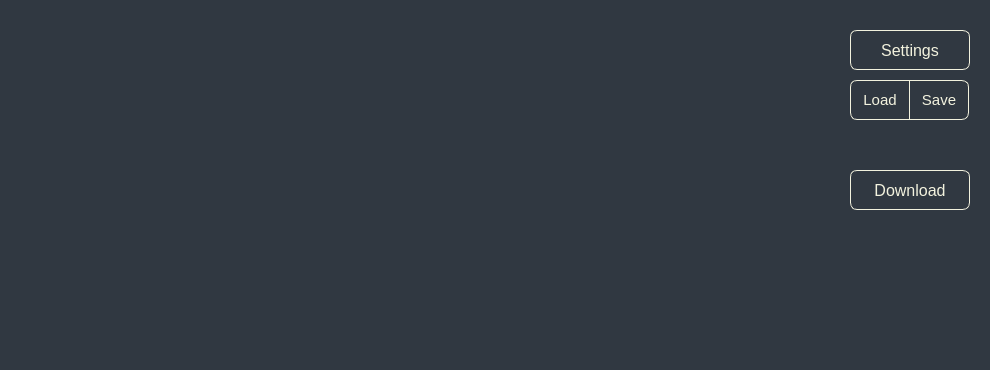
The window that KeyBoardSetter/KeyboardSetter/configform.ui (TabbycatPie/CustomKeyboard) describes before a commit, drawn with Qt 5.
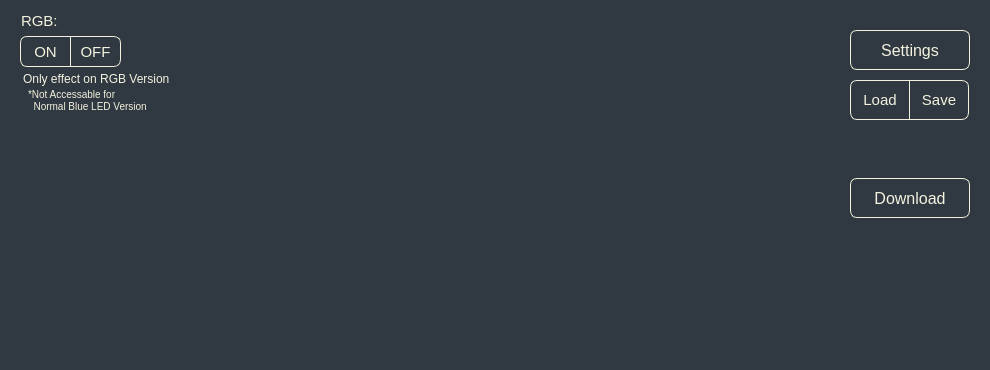
The same window after the commit.

```diff
--- a/KeyBoardSetter/KeyboardSetter/configform.ui
+++ b/KeyBoardSetter/KeyboardSetter/configform.ui
@@ -32,7 +32,7 @@
    <property name="geometry">
     <rect>
      <x>850</x>
-     <y>170</y>
+     <y>178</y>
      <width>120</width>
      <height>40</height>
     </rect>
@@ -177,6 +177,119 @@
     <string>Settings</string>
    </property>
   </widget>
+  <widget class="QPushButton" name="btn_ledon">
+   <property name="geometry">
+    <rect>
+     <x>20</x>
+     <y>36</y>
+     <width>51</width>
+     <height>31</height>
+    </rect>
+   </property>
+   <property name="sizePolicy">
+    <sizepolicy hsizetype="Minimum" vsizetype="Fixed">
+     <horstretch>0</horstretch>
+     <verstretch>0</verstretch>
+    </sizepolicy>
+   </property>
+   <property name="maximumSize">
+    <size>
+     <width>60</width>
+     <height>40</height>
+    </size>
+   </property>
+   <property name="cursor">
+    <cursorShape>PointingHandCursor</cursorShape>
+   </property>
+   <property name="styleSheet">
+    <string notr="true">QPushButton{background-color:qlineargradient(spread:pad, x1:0, y1:0, x2:1, y2:0, stop:0 rgba(188, 181, 0,0), stop:1 rgba(205, 135, 0,0));border:1px solid rgb(242, 242, 222);border-top-left-radius:7px;border-bottom-left-radius:7px;padding:2px 4px;font: 9pt &quot;Microsoft YaHei UI&quot;;font-size:15px;color:rgb(242, 242, 222);}QPushButton:hover{background-color:qlineargradient(spread:pad, x1:0, y1:0, x2:1, y2:0, stop:0 rgba(15, 172, 252,255), stop:1 rgba(22, 190, 235,255));}QPushButton:pressed{background-color:qlineargradient(spread:pad, x1:0, y1:0, x2:1, y2:0, stop:0 rgba(0, 160, 205,125), stop:1 rgba(0, 142, 222,125));color:rgb(202, 202,182);}
+</string>
+   </property>
+   <property name="text">
+    <string>ON</string>
+   </property>
+  </widget>
+  <widget class="QPushButton" name="btn_ledoff">
+   <property name="geometry">
+    <rect>
+     <x>70</x>
+     <y>36</y>
+     <width>51</width>
+     <height>31</height>
+    </rect>
+   </property>
+   <property name="sizePolicy">
+    <sizepolicy hsizetype="Minimum" vsizetype="Fixed">
+     <horstretch>0</horstretch>
+     <verstretch>0</verstretch>
+    </sizepolicy>
+   </property>
+   <property name="maximumSize">
+    <size>
+     <width>60</width>
+     <height>40</height>
+    </size>
+   </property>
+   <property name="cursor">
+    <cursorShape>PointingHandCursor</cursorShape>
+   </property>
+   <property name="styleSheet">
+    <string notr="true">QPushButton{background-color:qlineargradient(spread:pad, x1:0, y1:0, x2:1, y2:0, stop:0 rgba(0, 0, 0,0), stop:1 rgba(0, 0, 0,0));border:1px solid rgb(242, 242, 222);border-top-right-radius:7px;border-bottom-right-radius:7px;padding:2px 4px;font: 5pt &quot;Microsoft YaHei UI&quot;;font-size:15px;color:rgb(242, 242, 222);}QPushButton:hover{background-color:qlineargradient(spread:pad, x1:0, y1:0, x2:1, y2:0, stop:0 rgba(15, 172, 252,255), stop:1 rgba(22, 190, 235,255));}QPushButton:pressed{background-color:qlineargradient(spread:pad, x1:0, y1:0, x2:1, y2:0, stop:0 rgba(0, 160, 205,125), stop:1 rgba(0, 142, 222,125));color:rgb(202, 202,182);}
+</string>
+   </property>
+   <property name="text">
+    <string>OFF</string>
+   </property>
+  </widget>
+  <widget class="QLabel" name="label">
+   <property name="geometry">
+    <rect>
+     <x>21</x>
+     <y>10</y>
+     <width>51</width>
+     <height>21</height>
+    </rect>
+   </property>
+   <property name="styleSheet">
+    <string notr="true">font-size:15px;color:rgb(242, 242, 222);</string>
+   </property>
+   <property name="text">
+    <string>RGB:</string>
+   </property>
+  </widget>
+  <widget class="QLabel" name="label_2">
+   <property name="geometry">
+    <rect>
+     <x>23</x>
+     <y>71</y>
+     <width>171</width>
+     <height>16</height>
+    </rect>
+   </property>
+   <property name="styleSheet">
+    <string notr="true">font-size:12px;color:rgb(242, 242, 222);</string>
+   </property>
+   <property name="text">
+    <string>Only effect on RGB Version</string>
+   </property>
+  </widget>
+  <widget class="QLabel" name="label_3">
+   <property name="geometry">
+    <rect>
+     <x>28</x>
+     <y>90</y>
+     <width>171</width>
+     <height>21</height>
+    </rect>
+   </property>
+   <property name="styleSheet">
+    <string notr="true">font-size:10px;color:rgb(242, 242, 222);</string>
+   </property>
+   <property name="text">
+    <string>*Not Accessable for 
+  Normal Blue LED Version</string>
+   </property>
+  </widget>
  </widget>
  <resources/>
  <connections/>
```
